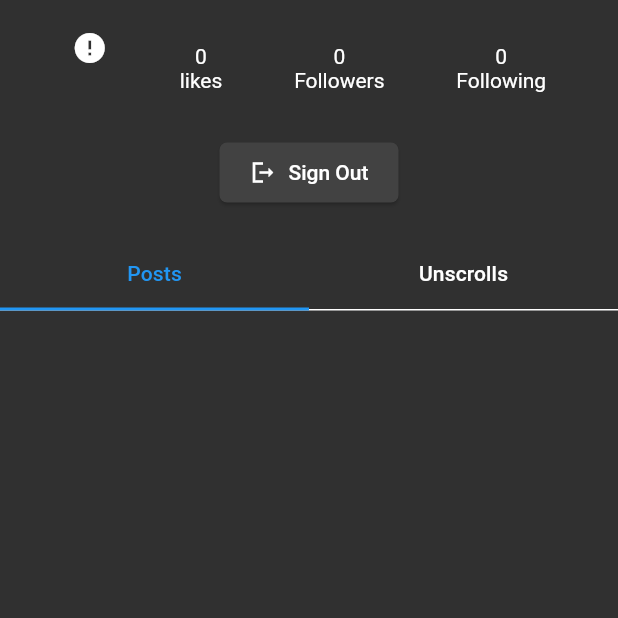
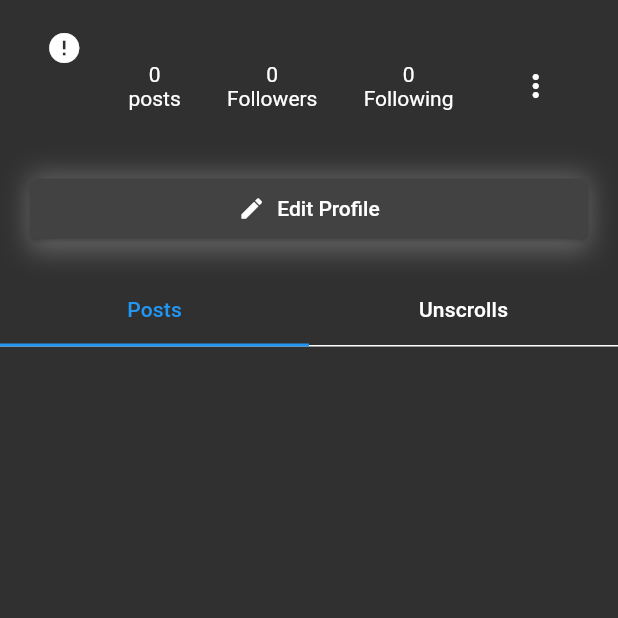
Before and after one commit to Bhavukarora03/unscroll, a Flutter app: the ProfileScreen screen opened directly with empty values, on a phone screen of 412 x 824 dp, the top half of it. Run offline on Flutter 3.47's test engine with Material 2 defaults, Android fonts, the phone set to English and light mode, and no system bars; drawn by our look-alikes of cached_network_image; our stand-ins replace animated_splash_screen, cloud_firestore, connectivity_plus, firebase_analytics, firebase_auth, firebase_core and 22 more; missing offline and left inert: cached_video_player, file_saver, video_compress; accounts and stored records are empty; network calls fail; statements that could not run were skipped.

Commit message:
chote mote updates 4.0.1

```diff
--- a/lib/controllers/profile_controller.dart
+++ b/lib/controllers/profile_controller.dart
@@ -22,7 +22,7 @@ class ProfileController extends GetxController {
   updateUSerId(String uid) {
     _uid.value = uid;
     getUserData();
-    getfollowCount();
+    getFollowerCount();
   }
 
   getUserData() async {
@@ -57,12 +57,15 @@ class ProfileController extends GetxController {
           (querySnapshot3.docs[i].data() as dynamic)['storyUrl'][0]['url']);
     }
 
+
+
     DocumentSnapshot documentSnapshot =
         await firebaseFirestore.collection('users').doc(_uid.value).get();
 
     var userData = documentSnapshot.data()! as dynamic;
     String name = userData['username'];
     String profilePic = userData['profilePic'];
+    String bio = userData['bio'];
     int likes = 0;
     int storiesUrls = 0;
     int followers = 0;
@@ -115,6 +118,7 @@ class ProfileController extends GetxController {
       'thumbnails': thumbnails,
       'PostUrl': posts,
       'storyUrl': storiesUrls.toString(),
+      'bio': bio,
     };
     update();
   }
@@ -133,7 +137,10 @@ class ProfileController extends GetxController {
           .doc(_uid.value)
           .collection('followers')
           .doc(authController.user.uid)
-          .set({});
+          .set({
+
+
+      });
       await firebaseFirestore
           .collection('users')
           .doc(authController.user.uid)
@@ -167,27 +174,41 @@ class ProfileController extends GetxController {
     _user.value.update('isFollowing', (value) => !value);
   }
 
-  getfollowCount() async {
-    var snapshots = await firebaseFirestore
+getFollowerCount () async{
+  var followersSnapshot = await firebaseFirestore
         .collection('users')
-        .doc(authController.user.uid)
+        .doc(_uid.value)
         .collection('followers')
         .get();
-    for (int i = 0; i < snapshots.docs.length; i++) {
-      _followers.value.add(snapshots.docs[i].data());
-    }
+    var followingSnapshot = await firebaseFirestore
+        .collection('users')
+        .doc(_uid.value)
+        .collection('following')
+        .get();
+
+    _followers.value = followersSnapshot.docs;
+
+    _following.value = followingSnapshot.docs.map((e) => e.id).toList();
+    update();
 }
 
-  getFollowingCount() async {
+unfollowUser()async{
+  await firebaseFirestore
+          .collection('users')
+          .doc(_uid.value)
+          .collection('followers')
+          .doc(authController.user.uid)
+          .delete();
       await firebaseFirestore
           .collection('users')
           .doc(authController.user.uid)
           .collection('following')
-        .get()
-        .then((value) {
-      for (int i = 0; i < value.docs.length; i++) {
-        _following.value.add(value.docs[i].data()['uid']);
+          .doc(_uid.value)
+          .delete();
+      _user.value
+          .update('following', (value) => (int.parse(value) - 1).toString());
+      _user.value.update('isFollowing', (value) => !value);
+      update();
 }
-    });
+
 }
-}
--- a/lib/controllers/upload_video_controller.dart
+++ b/lib/controllers/upload_video_controller.dart
@@ -75,6 +75,7 @@ class UploadVideoController extends GetxController {
         videoUrl: videoUrl,
         thumbnail: thumbnail,
         profilePic: (doc.data()! as Map<String, dynamic>)['profilePic'],
+        createdAt: DateTime.now(),
       );
 
       await firebaseFirestore
--- a/lib/views/screens/profile_screen.dart
+++ b/lib/views/screens/profile_screen.dart
@@ -1,6 +1,5 @@
 import 'package:cached_network_image/cached_network_image.dart';
 import 'package:flutter/material.dart';
-
 
 import 'package:unscroll/constants.dart';
 import 'package:unscroll/controllers/profile_controller.dart';
@@ -9,6 +8,8 @@ import 'package:unscroll/views/screens/following_count.dart';
 
 import 'package:unscroll/views/widgets/widgets.dart';
 import 'package:get/get.dart';
+
+import 'edit_profile.dart';
 
 class ProfileScreen extends StatefulWidget {
   final String uid;
@@ -70,31 +71,42 @@ class _ProfileScreenState extends State<ProfileScreen>
                 height20,
                 Row(
                   mainAxisAlignment: MainAxisAlignment.spaceEvenly,
+                  crossAxisAlignment: CrossAxisAlignment.center,
                   children: [
-                    Column(
+                    Column(crossAxisAlignment: CrossAxisAlignment.start,
                       children: [
                         UserProfileImage.medium(
                             imageUrl: profileController.user['profilePic'],
-                            radius: 40),
+                            radius: 35),
                         height10,
                         Text(
                           profileController.user['username'],
                           style: const TextStyle(
                               fontSize: 15, fontWeight: FontWeight.bold),
                         ),
+                        height10,
+                        Text(
+                           profileController.user['bio'],
+                          style: const TextStyle(
+                              color: Colors.grey, fontSize: 12),
+
+                        ),
                       ],
                     ),
                     Column(
                       children: [
                         Text(
-                          profileController.user['likes'],
+                          profileController.user['PostUrl'].length.toString(),
                         ),
-                        const Text('likes')
+                        const Text('posts')
                       ],
                     ),
                     GestureDetector(
                       onTap: () {
-                        Get.to(() => FollowersCount());
+                        Get.to(() => FollowersCount(
+                              uid: widget.uid,
+
+                        ));
                       },
                       child: Column(
                         children: [
@@ -118,33 +130,75 @@ class _ProfileScreenState extends State<ProfileScreen>
                         ],
                       ),
                     ),
+                    IconButton(onPressed: (){
+                      showModalBottomSheet(context: context, builder: (context){
+                        return SizedBox(
+                          height: 125,
+                          child: Column(
+                            children: [
+                              Icon(Icons.minimize),
+
+                              ListTile(
+                                leading: const Icon(Icons.logout),
+                                title: const Text("Logout"),
+                                onTap: (){
+                                  authController.signOut();
+                                },
+                              ),
+                            ],
+                          ),
+                        );
+                      });
+
+                    }, icon: const Icon(Icons.more_vert))
                   ],
                 ),
                 height20,
-                Row(
+                Column(
                   mainAxisAlignment: MainAxisAlignment.spaceEvenly,
+                  crossAxisAlignment: CrossAxisAlignment.stretch,
                   children: [
-                    ElevatedButton.icon(
+                    Padding(
+                      padding: const EdgeInsets.symmetric(horizontal: 20),
+                      child: Container(
+                        decoration: BoxDecoration(
+                          boxShadow: [
+                            BoxShadow(
+                              color: Colors.grey.withOpacity(0.5),
+                              spreadRadius: 1,
+                              blurRadius: 15,
+                              offset: const Offset(
+                                  0, 3), // changes position of shadow
+                            ),
+                          ],
+                        ),
+                        child: ElevatedButton.icon(
                           style: ElevatedButton.styleFrom(
                             padding: const EdgeInsets.symmetric(horizontal: 20),
                           ),
                           label: Text(
                             widget.uid == authController.user.uid
-                            ? 'Sign Out'
+                                ? 'Edit Profile'
                                 : profileController.user['isFollowing']
                                     ? 'Unfollow'
                                     : 'Follow',
                           ),
                           icon: widget.uid == authController.user.uid
-                          ? const Icon(Icons.logout_sharp)
+                              ? const Icon(Icons.edit)
                               : const Icon(Icons.person_add),
                           onPressed: () {
                             if (widget.uid == authController.user.uid) {
-                          authController.signOut();
+                              Get.to(() => EditProfile(
+                                  uid: widget.uid,
+                                  username: profileController.user['username'],
+                                  profilePic:
+                                      profileController.user['profilePic']));
                             } else {
                               profileController.followerUser();
                             }
                           },
+                        ),
+                      ),
                     ),
                   ],
                 ),
@@ -191,7 +245,11 @@ class _TabBarLibraryState extends State<TabBarLibrary> {
       child: TabBarView(
         controller: widget._tabController,
         children: [
-          GridView.builder(
+          RefreshIndicator(
+            onRefresh: () async {
+              await Future.delayed(const Duration(seconds: 1));
+            },
+            child: GridView.builder(
                 itemCount: profileController.user['PostUrl'].length,
                 gridDelegate: const SliverGridDelegateWithFixedCrossAxisCount(
                     mainAxisExtent: 150,
@@ -212,8 +270,14 @@ class _TabBarLibraryState extends State<TabBarLibrary> {
                     ),
                   );
                 }),
-          GridView.builder(
-            itemCount: Get.find<ProfileController>().user['thumbnails'].length,
+          ),
+          RefreshIndicator(
+            onRefresh: () async {
+              await Future.delayed(const Duration(seconds: 1));
+            },
+            child: GridView.builder(
+              itemCount:
+                  Get.find<ProfileController>().user['thumbnails'].length,
               gridDelegate: const SliverGridDelegateWithFixedCrossAxisCount(
                   mainAxisExtent: 250,
                   crossAxisCount: 3,
@@ -234,6 +298,7 @@ class _TabBarLibraryState extends State<TabBarLibrary> {
                 );
               },
             ),
+          ),
         ],
       ),
     );
--- a/pubspec.yaml
+++ b/pubspec.yaml
@@ -42,12 +42,11 @@ dependencies:
   flutter_chat_ui: ^1.6.6
   intl: ^0.17.0
   file_picker: ^5.2.2
-  open_filex: ^4.3.1
-  path_provider: ^2.0.11
   bubble: ^1.2.1
   flutter_firebase_chat_core: ^1.6.3
   firebase_analytics: ^9.3.8
   firebase_crashlytics: ^2.9.0
+  flutter_cache_manager: ^3.3.0
 
 
 
```
Also changed, not shown: lib/controllers/auth_controller.dart (+4 -5 lines), lib/controllers/post_controller.dart (+16 -10 lines), lib/main.dart (+8 -1 lines), lib/models/video_model.dart (+6 -1 lines), lib/views/pages/posts_page.dart (+22 -17 lines), lib/views/pages/unscroll_vids.dart (+8 -1 lines), lib/views/screens/confirm_video_screen.dart (+28 -65 lines), lib/views/screens/edit_profile.dart (added, +69 -0 lines), lib/views/screens/followers_count.dart (+19 -9 lines), pubspec.lock. Lines whose indentation alone changed are shown as unchanged.
